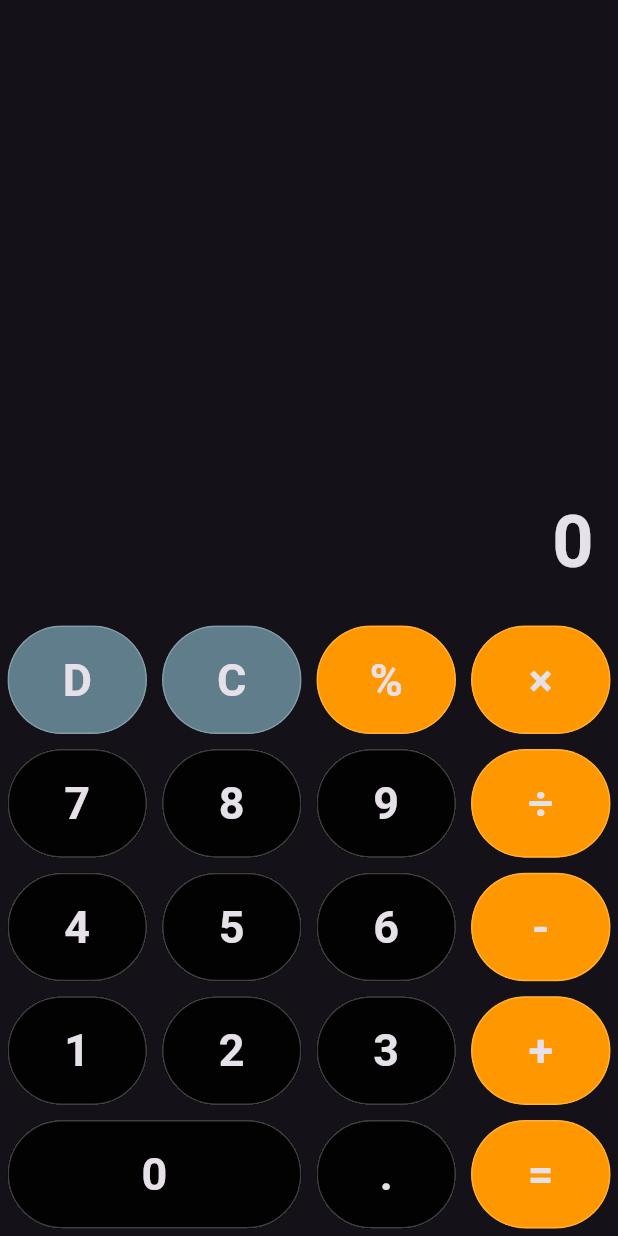
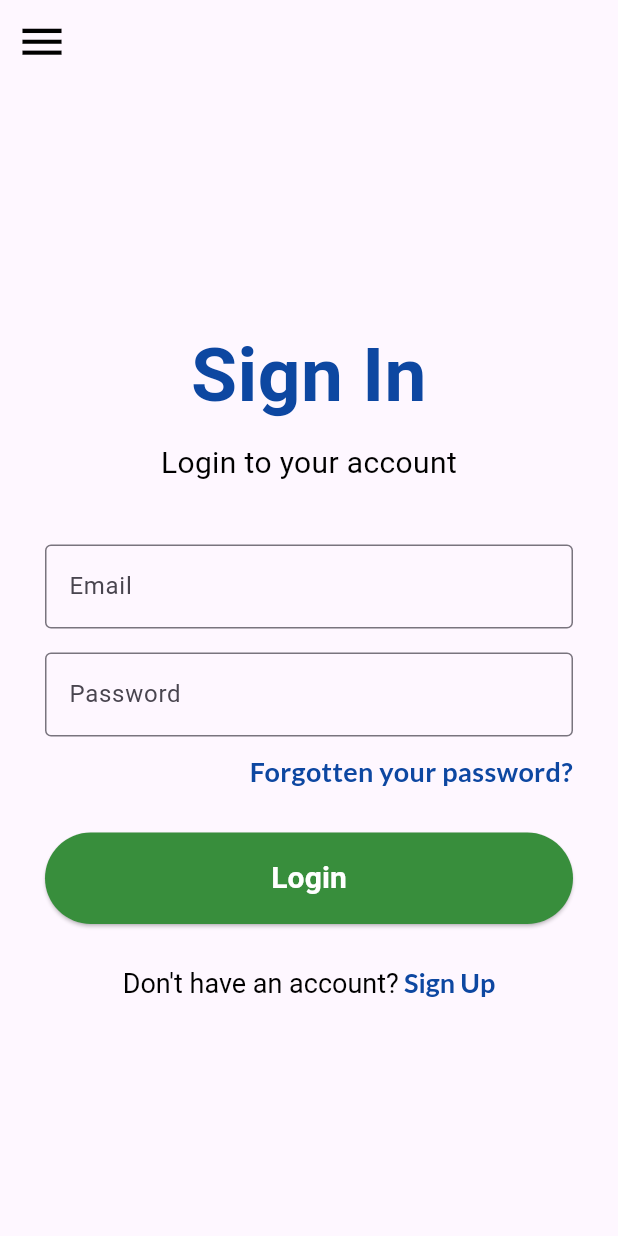
Before and after one commit to manzidenis/hello, a Flutter app: the screen it shows after launch, on a phone screen of 412 x 824 dp. Run offline on Flutter 3.47's test engine with Material 3 defaults, Android fonts, the phone set to English and light mode, and no system bars; our stand-ins replace google_fonts; Roboto replaces fonts that are missing (Bahianita).

Commit message:
adding signin, signup and calculator screens in one flutter app

```diff
--- a/lib/calculator_screen.dart
+++ b/lib/calculator.dart
@@ -14,10 +14,12 @@ class _CalculatorScreenState extends State<CalculatorScreen> {
   String operand = ""; // hold operands - + / *
   String number2 = ""; // hold . 0-9 values
 
+  final Color backgroundColor = Colors.black;
   @override
   Widget build(BuildContext context) {
     final screenSize = MediaQuery.of(context).size;
     return Scaffold(
+      backgroundColor: backgroundColor,
       body: SafeArea(
         bottom: false,
         child: Column(
@@ -36,6 +38,7 @@ class _CalculatorScreenState extends State<CalculatorScreen> {
                     style: const TextStyle(
                       fontSize: 48,
                       fontWeight: FontWeight.bold,
+                      color: Colors.white,
                     ),
                     textAlign: TextAlign.end,
                   ),
@@ -82,6 +85,7 @@ class _CalculatorScreenState extends State<CalculatorScreen> {
               style: const TextStyle(
                 fontWeight: FontWeight.bold,
                 fontSize: 30,
+                color: Colors.white,
               ),
             ),
           ),
@@ -222,7 +226,7 @@ class _CalculatorScreenState extends State<CalculatorScreen> {
             Btn.divide,
             Btn.calculate
           ].contains(value)
-            ? Colors.orange
+            ? Colors.green
             : Colors.black87;
   }
 }
--- /dev/null
+++ b/lib/login.dart
@@ -0,0 +1,107 @@
+import 'package:flutter/material.dart';
+import "package:google_fonts/google_fonts.dart";
+
+class Login extends StatelessWidget {
+  const Login({super.key});
+
+  @override
+  Widget build(BuildContext context) {
+    return Scaffold(
+      body: Center(
+        child: SingleChildScrollView(
+          padding: const EdgeInsets.symmetric(horizontal: 30.0),
+          child: Column(
+            mainAxisAlignment: MainAxisAlignment.center,
+            crossAxisAlignment: CrossAxisAlignment.stretch,
+            children: [
+              Text(
+                'Sign In',
+                style: GoogleFonts.bahianita(
+                  color: Colors.blue[900],
+                  fontSize: 50,
+                  fontWeight: FontWeight.bold,
+                ),
+                textAlign: TextAlign.center,
+              ),
+              SizedBox(height: 8.0),
+              Text(
+                'Login to your account',
+                style: TextStyle(
+                  color: Colors.black,
+                  fontSize: 20,
+                ),
+                textAlign: TextAlign.center,
+              ),
+              SizedBox(height: 40.0),  // Increased height for more space
+              TextField(
+                decoration: InputDecoration(
+                  labelText: 'Email',
+                  border: OutlineInputBorder(),
+                ),
+              ),
+              SizedBox(height: 16.0),
+              TextField(
+                obscureText: true,
+                decoration: InputDecoration(
+                  labelText: 'Password',
+                  border: OutlineInputBorder(),
+                ),
+              ),
+              SizedBox(height: 10.0),
+              Text(
+                'Forgotten your password?',
+                style: GoogleFonts.lato(
+                  color: Colors.blue[900],
+                  fontSize: 18,
+                  fontWeight: FontWeight.bold,
+                ),
+                textAlign: TextAlign.right,
+              ),
+              SizedBox(height: 28.0),
+              ElevatedButton(
+                onPressed: () {
+                  // Handle login logic here
+                },
+                child: Text(
+                  'Login',
+                  style: TextStyle(
+                    color: Colors.white,
+                    fontSize: 20,
+                    fontWeight: FontWeight.bold,
+                  ),
+                ),
+                style: ElevatedButton.styleFrom(
+                  backgroundColor: Colors.green[700],
+                  padding: EdgeInsets.symmetric(vertical: 16.0),
+                ),
+              ),
+              SizedBox(height: 28.0),
+              RichText(
+                textAlign: TextAlign.center,
+                  text: TextSpan(
+                      text: "Don't have an account?",
+                  style: TextStyle(
+                    color: Colors.black,
+                    fontSize: 18,
+                  ),
+                children: <TextSpan>[
+                  TextSpan(
+                    text: ' Sign Up',
+                    style: GoogleFonts.lato(
+                      color: Colors.blue[900],
+                      fontSize: 18,
+                      fontWeight: FontWeight.bold,
+                    ),
+                  )
+                ]
+
+              )
+                ),
+
+            ],
+          ),
+        ),
+      ),
+    );
+  }
+}
--- a/lib/main.dart
+++ b/lib/main.dart
@@ -1,6 +1,9 @@
 import 'package:flutter/material.dart';
-
-import 'calculator_screen.dart';
+import 'package:google_fonts/google_fonts.dart';
+import 'my_header_drawer.dart';
+import 'login.dart';
+import 'Calculator.dart';
+import 'signup.dart';
 
 void main() {
   runApp(const MyApp());
@@ -12,9 +15,126 @@ class MyApp extends StatelessWidget {
   @override
   Widget build(BuildContext context) {
     return MaterialApp(
-      title: 'Calculator',
-      theme: ThemeData.dark(),
-      home: const CalculatorScreen(),
+      debugShowCheckedModeBanner: false,
+      home: HomePage(),
     );
   }
 }
+
+class HomePage extends StatefulWidget {
+  const HomePage({super.key});
+
+  @override
+  State<HomePage> createState() => _HomePageState();
+}
+class _HomePageState extends State<HomePage> {
+  var currentPage = DrawerSections.login;
+
+  @override
+  Widget build(BuildContext context) {
+    var container;
+    var appBar;
+    if (currentPage == DrawerSections.login) {
+      container = Login();
+      appBar = AppBar(
+        iconTheme: IconThemeData(color: Colors.black, size: 35),
+      );
+    } else if (currentPage == DrawerSections.signup) {
+      container = SignUp();
+      appBar = AppBar(
+        iconTheme: IconThemeData(color: Colors.black, size: 35),
+      );
+    } else if (currentPage == DrawerSections.calculator) {
+      container = CalculatorScreen();
+      appBar = AppBar(
+        iconTheme: IconThemeData(color: Colors.white, size: 35),
+        backgroundColor: Colors.black,
+      );
+    }
+
+    return SafeArea(
+      child: Scaffold(
+        appBar: appBar,
+        body: container,
+        drawer: Drawer(
+          child: SingleChildScrollView(
+            child: Container(
+              child: Column(
+                children: [
+                  MyDrawerHeader(),
+                  MyDrawerList(),
+                ],
+              ),
+            ),
+          ),
+        ),
+      ),
+    );
+  }
+
+  Widget MyDrawerList() {
+    return Container(
+      padding: EdgeInsets.only(top: 15, bottom: 15),
+      child: Column(
+        children: [
+          menuItem(1, "SignIn", Icons.lock_open,
+              currentPage == DrawerSections.login ? true : false),
+          menuItem(2, "SignUp", Icons.person_add_alt_1_rounded,
+              currentPage == DrawerSections.signup ? true : false),
+          menuItem(3, "Calculator", Icons.calculate_rounded,
+              currentPage == DrawerSections.calculator ? true : false),
+        ],
+      ),
+    );
+  }
+
+  Widget menuItem(int id, String title, IconData icon, bool selected) {
+    return Material(
+      color: selected ? Colors.grey[400] : Colors.transparent,
+      child: InkWell(
+        onTap: () {
+          Navigator.pop(context);
+          setState(() {
+            if (id == 1) {
+              currentPage = DrawerSections.login;
+            } else if (id == 2) {
+              currentPage = DrawerSections.signup;
+            } else if (id == 3) {
+              currentPage = DrawerSections.calculator;
+            }
+          });
+        },
+        child: Padding(
+          padding: EdgeInsets.only(top: 10.0, bottom: 10.0),
+          child: Row(
+            children: [
+              Expanded(
+                child: Icon(
+                  icon,
+                  size: 28,
+                  color: Colors.blue[800],
+                ),
+              ),
+              Expanded(
+                flex: 5,
+                child: Text(
+                  title,
+                  style: GoogleFonts.lato(
+                    color: Colors.black,
+                    fontSize: 28,
+                  ),
+                ),
+              ),
+            ],
+          ),
+        ),
+      ),
+    );
+  }
+}
+
+enum DrawerSections {
+  login,
+  signup,
+  calculator,
+}
--- a/pubspec.yaml
+++ b/pubspec.yaml
@@ -35,6 +35,7 @@ dependencies:
   # The following adds the Cupertino Icons font to your application.
   # Use with the CupertinoIcons class for iOS style icons.
   cupertino_icons: ^1.0.6
+  google_fonts: ^6.2.1
 
 dev_dependencies:
   flutter_test:
```
Also changed, not shown: lib/my_header_drawer.dart (added, +24 -0 lines), lib/signup.dart (added, +96 -0 lines), pubspec.lock, 1 other file.
